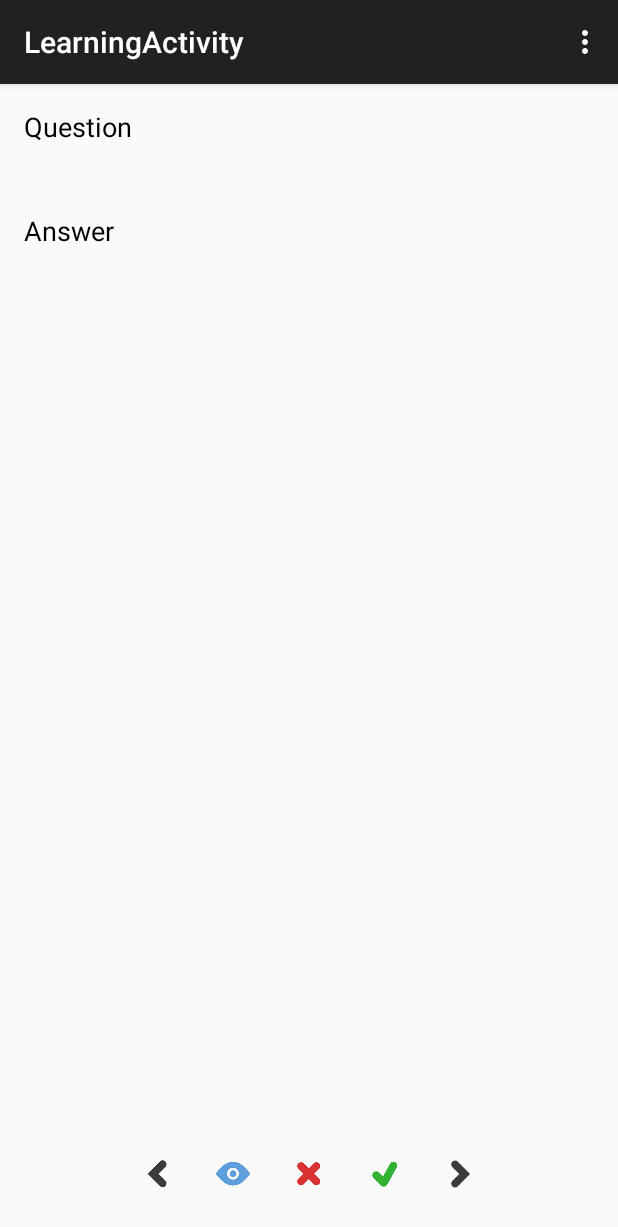
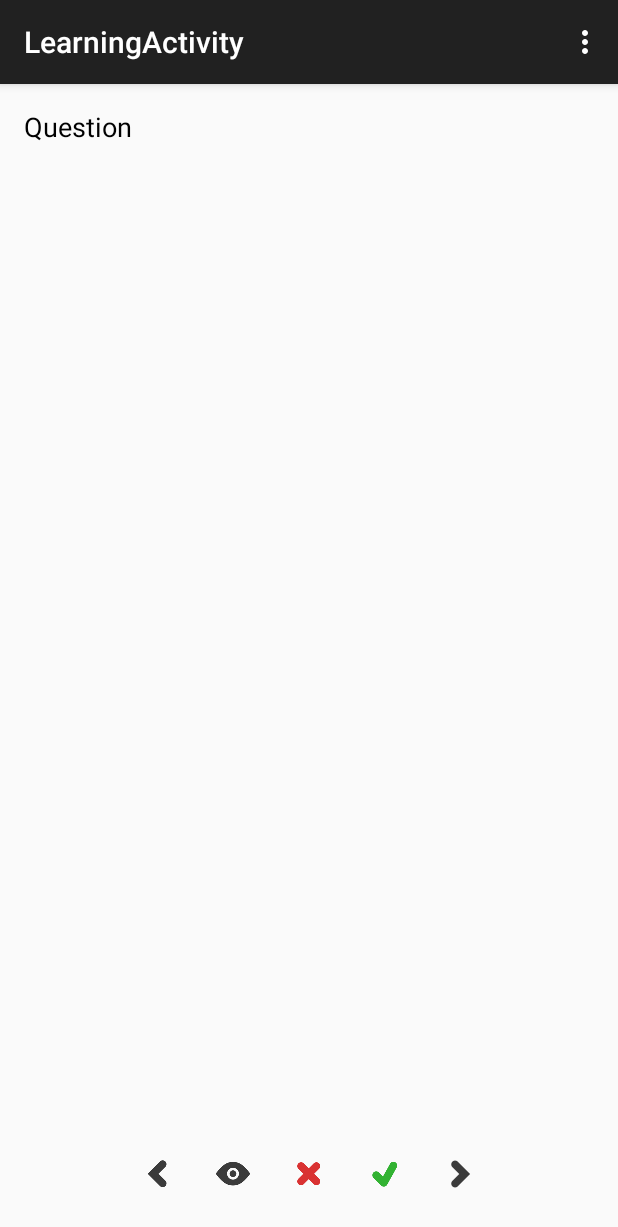
Before and after one commit to random-access/FlashCardsManager-Android, an Android app: the LearningActivity screen opened directly, with no data from a screen before it, after a tap on an icon or button, on a phone screen of 412 x 824 dp. Shown: the top 1227 px of the screen. Run offline under Robolectric (Android 15) with nearby library versions, the phone set to English and light mode, and no system bars; 17 statements that could not run were skipped; 1 other tap on this screen came first.

Commit message:
Hide answer when navigating

```diff
--- a/app/src/main/java/org/random_access/flashcardsmanager/LearningActivity.java
+++ b/app/src/main/java/org/random_access/flashcardsmanager/LearningActivity.java
@@ -295,6 +295,12 @@ public class LearningActivity extends AppCompatActivity implements LoaderManager
         btnSwitch.setColorFilter(txtAnswer.getVisibility() == View.VISIBLE ? getResources().getColor(R.color.light_blue) : getResources().getColor(R.color.dark_grey));
     }
 
+    private void hideAnswer() {
+        txtAnswer.setVisibility(View.GONE);
+        lblAnswer.setVisibility(View.GONE);
+        btnSwitch.setColorFilter(getResources().getColor(R.color.dark_grey));
+    }
+
     private void navigate(Direction d) {
         if (d == Direction.PREVIOUS) {
             cardCursor.moveToPrevious();
@@ -303,6 +309,7 @@ public class LearningActivity extends AppCompatActivity implements LoaderManager
         }
         cursorPosition = cardCursor.getPosition();
         manageNavigationButtonActivation();
+        hideAnswer();
         fillFields();
     }
 
```
